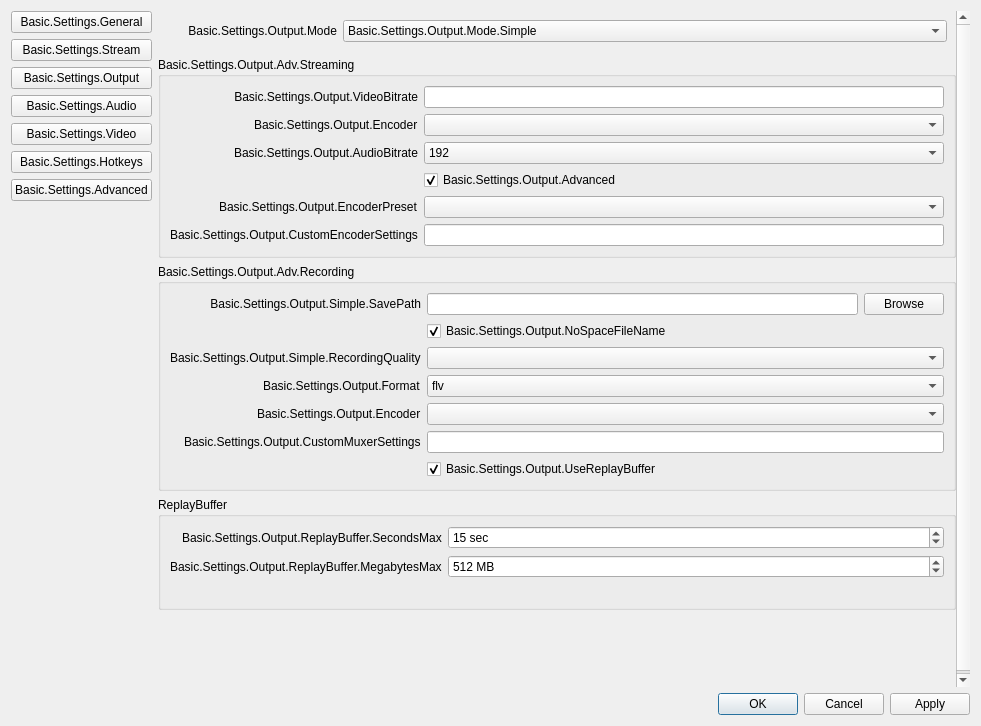
Above: vendor_skins/RemoteFilming/UI/forms/OBSBasicSettings.ui from CoSMoSoftware/OBS-studio-webrtc before the change. Below: the same form after it.
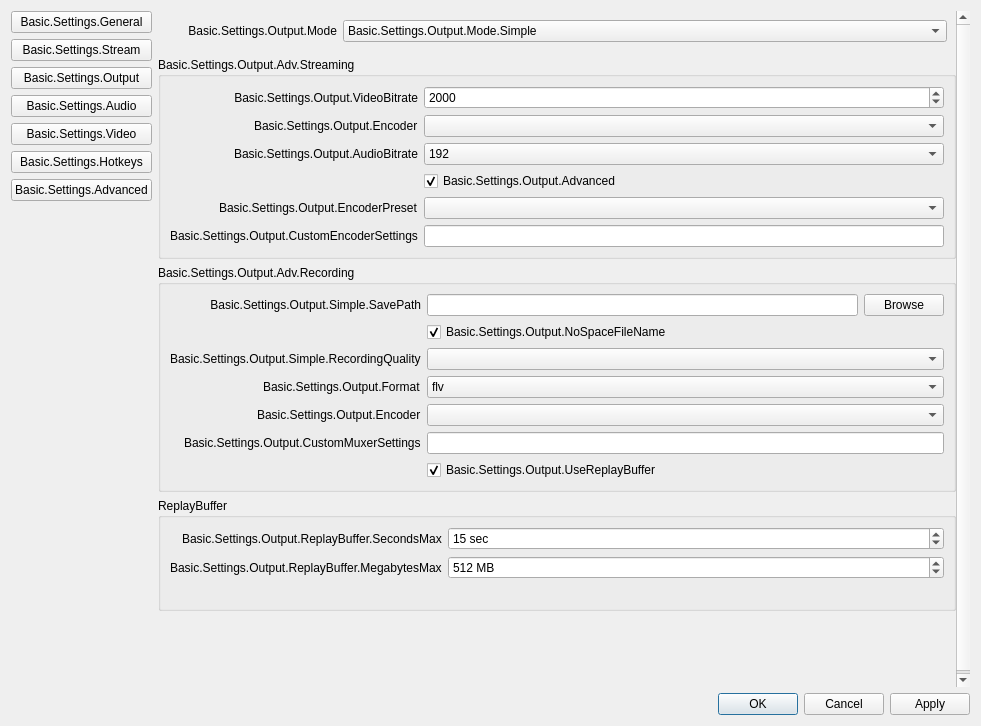
That is the form after the change. The open tabs and pages were chosen to show the change. Icons and pictures are not drawn. Custom widgets are drawn as their Qt base class.

The edit to the form file:
```diff
--- a/vendor_skins/RemoteFilming/UI/forms/OBSBasicSettings.ui
+++ b/vendor_skins/RemoteFilming/UI/forms/OBSBasicSettings.ui
@@ -1669,9 +1669,15 @@
                      </widget>
                     </item>
                     <item row="0" column="1">
-                     <widget class="QLineEdit" name="simpleOutputVBitrate">
-                      <property name="enabled">
-                       <bool>true</bool>
+                     <widget class="QSpinBox" name="simpleOutputVBitrate">
+                      <property name="minimum">
+                       <number>200</number>
+                      </property>
+                      <property name="maximum">
+                       <number>1000000</number>
+                      </property>
+                      <property name="value">
+                       <number>2000</number>
                       </property>
                      </widget>
                     </item>
```
Left out of the diff: 36 changed lines with no effect on the pictures.
